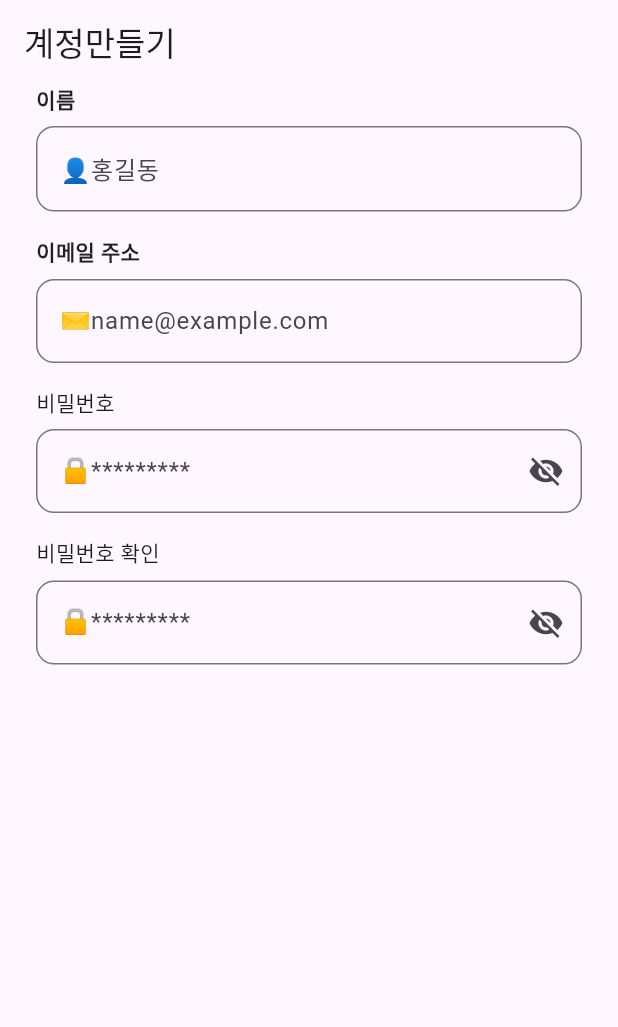
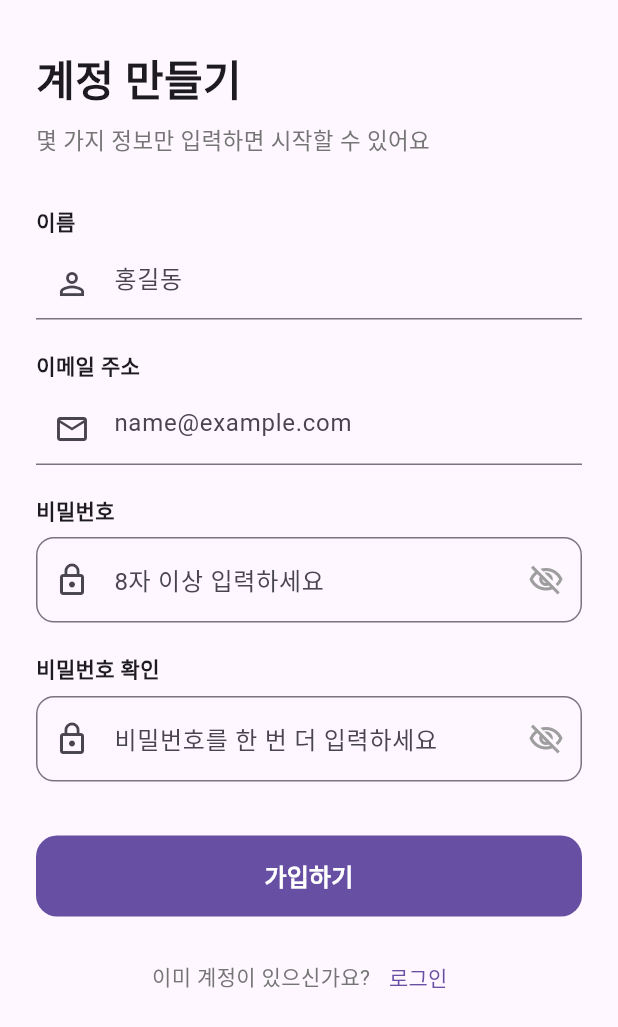
Before and after one commit to taetae0821/HABL, a Flutter app: the screen it shows after launch, on a phone screen of 412 x 824 dp. Shown: the top 1027 px of the screen. Run offline on Flutter 3.47's test engine with Material 3 defaults, Android fonts, the phone set to English and light mode, and no system bars.

Commit message:
feat: add sign-up screen

```diff
--- a/lib/main.dart
+++ b/lib/main.dart
@@ -1,7 +1,6 @@
 import 'package:flutter/material.dart';
-
 import 'src/app.dart';
 
-void main(){
+void main() {
   runApp(const MyApp());
 }
--- a/lib/src/signup.dart
+++ b/lib/src/signup.dart
@@ -8,15 +8,27 @@ class Signup extends StatefulWidget {
 }
 
 class _SignupState extends State<Signup> {
+  final _nameController = TextEditingController();
+  final _emailController = TextEditingController();
   final _pwController = TextEditingController();
   final _pwConfirmController = TextEditingController();
 
   @override
   void dispose() {
+    _nameController.dispose();
+    _emailController.dispose();
     _pwController.dispose();
     _pwConfirmController.dispose();
     super.dispose();
   }
+
+  Widget _label(String text) => Padding(
+        padding: const EdgeInsets.only(bottom: 8, top: 20),
+        child: Text(
+          text,
+          style: const TextStyle(fontSize: 14, fontWeight: FontWeight.w600),
+        ),
+      );
 
   @override
   Widget build(BuildContext context) {
@@ -24,65 +36,88 @@ class _SignupState extends State<Signup> {
     final isMatch = confirmText == _pwController.text;
 
     return Scaffold(
-      appBar: AppBar(title: const Text('계정만들기')),
-      body: Padding(
-        padding: const EdgeInsets.symmetric(horizontal: 24),
+      body: SafeArea(
+        child: SingleChildScrollView(
+          padding: const EdgeInsets.symmetric(horizontal: 24, vertical: 32),
           child: Column(
             crossAxisAlignment: CrossAxisAlignment.start,
             children: [
+              const Text(
+                '계정 만들기',
+                style: TextStyle(fontSize: 28, fontWeight: FontWeight.bold),
+              ),
+              const SizedBox(height: 8),
               Text(
-              '이름',
-              style: TextStyle(
-                color: Colors.black87,
-                fontWeight: FontWeight.w600,
+                '몇 가지 정보만 입력하면 시작할 수 있어요',
+                style: TextStyle(fontSize: 15, color: Colors.grey.shade600),
+              ),
+              const SizedBox(height: 12),
+
+              _label('이름'),
+              TextField(
+                controller: _nameController,
+                decoration: const InputDecoration(
+                  hintText: '홍길동',
+                  prefixIcon: Icon(Icons.person_outline),
                 ),
               ),
-            SizedBox(height: 8),
+
+              _label('이메일 주소'),
               TextField(
-              decoration: InputDecoration(
-                border: OutlineInputBorder(
-                  borderRadius: BorderRadius.circular(12),
-                ),
-                hintText: '👤홍길동',
+                controller: _emailController,
+                keyboardType: TextInputType.emailAddress,
+                decoration: const InputDecoration(
+                  hintText: 'name@example.com',
+                  prefixIcon: Icon(Icons.mail_outline),
                 ),
               ),
-            SizedBox(height: 16),
-            Text(
-              '이메일 주소',
-              style: TextStyle(
-                color: Colors.black87,
-                fontWeight: FontWeight.w600,
-              ),
-            ),
-            SizedBox(height: 8),
-            TextField(
-              decoration: InputDecoration(
-                hintText: '✉️name@example.com',
-                border: OutlineInputBorder(
-                  borderRadius: BorderRadius.circular(12),
-                ),
-              ),
-            ),
-            SizedBox(height: 16),
-            const Text('비밀번호'),
-            const SizedBox(height: 8),
+
+              _label('비밀번호'),
               PasswordField(
                 controller: _pwController,
-              hint: '🔒*********',
+                hint: '8자 이상 입력하세요',
                 onChanged: (_) => setState(() {}),
               ),
-            const SizedBox(height: 16),
-            const Text('비밀번호 확인'),
-            const SizedBox(height: 8),
+
+              _label('비밀번호 확인'),
               PasswordField(
                 controller: _pwConfirmController,
-              hint: '🔒*********',
+                hint: '비밀번호를 한 번 더 입력하세요',
                 onChanged: (_) => setState(() {}),
                 errorText: confirmText.isNotEmpty && !isMatch
                     ? '비밀번호가 일치하지 않습니다'
                     : null,
               ),
+
+              const SizedBox(height: 36),
+              SizedBox(
+                width: double.infinity,
+                height: 54,
+                child: FilledButton(
+                  style: FilledButton.styleFrom(
+                    shape: RoundedRectangleBorder(
+                      borderRadius: BorderRadius.circular(14),
+                    ),
+                  ),
+                  onPressed: () {
+                  },
+                  child: const Text(
+                    '가입하기',
+                    style: TextStyle(fontSize: 16, fontWeight: FontWeight.w600),
+                  ),
+                ),
+              ),
+              const SizedBox(height: 16),
+              Row(
+                mainAxisAlignment: MainAxisAlignment.center,
+                children: [
+                  Text('이미 계정이 있으신가요?',
+                      style: TextStyle(color: Colors.grey.shade600)),
+                  TextButton(onPressed: () {}, child: const Text('로그인')),
                 ],
+              ),
+            ],
+          ),
         ),
       ),
     );
@@ -122,8 +157,12 @@ class _PasswordFieldState extends State<PasswordField> {
         border: OutlineInputBorder(
           borderRadius: BorderRadius.circular(12),
         ),
+        prefixIcon: const Icon(Icons.lock_outline),
         suffixIcon: IconButton(
-          icon: Icon(_obscure ? Icons.visibility_off : Icons.visibility),
+          icon: Icon(
+            _obscure ? Icons.visibility_off_outlined : Icons.visibility_outlined,
+            color: Colors.grey.shade500,
+          ),
           onPressed: () => setState(() => _obscure = !_obscure),
         ),
       ),
```
Lines whose indentation alone changed are shown as unchanged.
